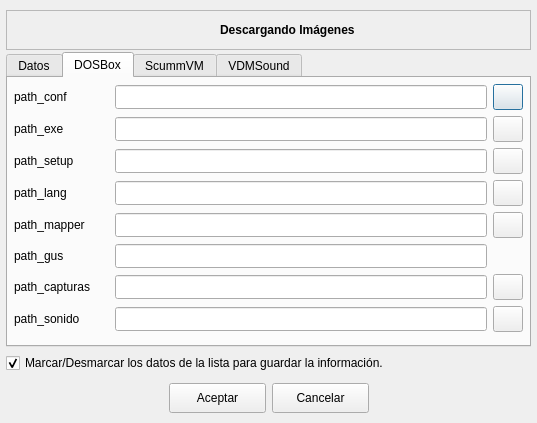
Before: the Qt Designer form ui/importpath.ui in Monthy/gr-lida, drawn with Qt 5.
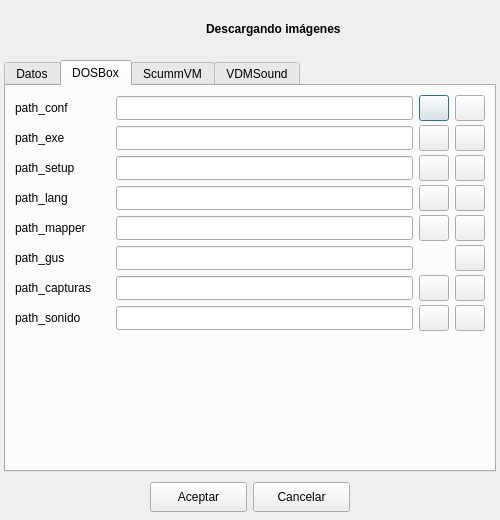
After: the same form once the commit is applied. The open tabs and pages were chosen to show the change. Icons and pictures are not drawn.

Diff of the .ui file:
```diff
--- a/ui/importpath.ui
+++ b/ui/importpath.ui
@@ -6,14 +6,14 @@
    <rect>
     <x>0</x>
     <y>0</y>
-    <width>537</width>
-    <height>423</height>
+    <width>500</width>
+    <height>520</height>
    </rect>
   </property>
   <property name="minimumSize">
    <size>
-    <width>400</width>
-    <height>0</height>
+    <width>500</width>
+    <height>460</height>
    </size>
   </property>
   <property name="windowTitle">
@@ -23,32 +23,20 @@
    <iconset resource="../res/grlida.qrc">
     <normaloff>:/img16/grlida.png</normaloff>:/img16/grlida.png</iconset>
   </property>
-  <layout class="QVBoxLayout" name="verticalLayout_5">
+  <layout class="QVBoxLayout" name="verticalLayout" stretch="0,1,0">
    <property name="margin">
-    <number>6</number>
+    <number>4</number>
    </property>
    <item>
     <widget class="QFrame" name="frame_info">
-     <property name="minimumSize">
-      <size>
-       <width>0</width>
-       <height>40</height>
-      </size>
-     </property>
-     <property name="maximumSize">
-      <size>
-       <width>16777215</width>
-       <height>32</height>
-      </size>
-     </property>
-     <property name="frameShape">
-      <enum>QFrame::StyledPanel</enum>
-     </property>
-     <property name="frameShadow">
-      <enum>QFrame::Raised</enum>
-     </property>
      <layout class="QHBoxLayout" name="horizontalLayout_2">
-      <property name="margin">
+      <property name="spacing">
+       <number>14</number>
+      </property>
+      <property name="leftMargin">
+       <number>0</number>
+      </property>
+      <property name="rightMargin">
        <number>0</number>
       </property>
       <item>
@@ -101,7 +89,7 @@
          </font>
         </property>
         <property name="text">
-         <string>Descargando Imágenes</string>
+         <string>Descargando imágenes</string>
         </property>
        </widget>
       </item>
@@ -123,6 +111,9 @@
    </item>
    <item>
     <widget class="QTabWidget" name="tabDatConf">
+     <property name="enabled">
+      <bool>true</bool>
+     </property>
      <property name="currentIndex">
       <number>0</number>
      </property>
@@ -172,6 +163,16 @@
          </column>
         </widget>
        </item>
+       <item>
+        <widget class="QCheckBox" name="chk_selectDatos">
+         <property name="text">
+          <string>Marcar / Desmasrcar los datos de la lista para guardar la información.</string>
+         </property>
+         <property name="checked">
+          <bool>true</bool>
+         </property>
+        </widget>
+       </item>
       </layout>
      </widget>
      <widget class="QWidget" name="tab_2">
@@ -182,12 +183,10 @@
       <attribute name="title">
        <string>DOSBox</string>
       </attribute>
-      <layout class="QVBoxLayout" name="verticalLayout_3">
-       <property name="margin">
-        <number>6</number>
-       </property>
-       <item>
         <layout class="QGridLayout" name="gridLayout">
+       <property name="verticalSpacing">
+        <number>4</number>
+       </property>
          <item row="0" column="0">
           <widget class="QLabel" name="lb_path_1">
            <property name="minimumSize">
@@ -234,6 +233,29 @@
            </property>
           </widget>
          </item>
+       <item row="0" column="3">
+        <widget class="QPushButton" name="btnDbx_FileConfg_clear">
+         <property name="minimumSize">
+          <size>
+           <width>30</width>
+           <height>26</height>
+          </size>
+         </property>
+         <property name="maximumSize">
+          <size>
+           <width>30</width>
+           <height>26</height>
+          </size>
+         </property>
+         <property name="text">
+          <string/>
+         </property>
+         <property name="icon">
+          <iconset resource="../res/gr-lida.qrc">
+           <normaloff>:/img16/limpiar.png</normaloff>:/img16/limpiar.png</iconset>
+         </property>
+        </widget>
+       </item>
          <item row="1" column="0">
           <widget class="QLabel" name="lb_path_2">
            <property name="minimumSize">
@@ -280,6 +302,29 @@
            </property>
           </widget>
          </item>
+       <item row="1" column="3">
+        <widget class="QPushButton" name="btnDbx_ExeJuego_clear">
+         <property name="minimumSize">
+          <size>
+           <width>30</width>
+           <height>26</height>
+          </size>
+         </property>
+         <property name="maximumSize">
+          <size>
+           <width>30</width>
+           <height>26</height>
+          </size>
+         </property>
+         <property name="text">
+          <string/>
+         </property>
+         <property name="icon">
+          <iconset resource="../res/gr-lida.qrc">
+           <normaloff>:/img16/limpiar.png</normaloff>:/img16/limpiar.png</iconset>
+         </property>
+        </widget>
+       </item>
          <item row="2" column="0">
           <widget class="QLabel" name="lb_path_3">
            <property name="minimumSize">
@@ -326,6 +371,29 @@
            </property>
           </widget>
          </item>
+       <item row="2" column="3">
+        <widget class="QPushButton" name="btnDbx_ExeSetup_clear">
+         <property name="minimumSize">
+          <size>
+           <width>30</width>
+           <height>26</height>
+          </size>
+         </property>
+         <property name="maximumSize">
+          <size>
+           <width>30</width>
+           <height>26</height>
+          </size>
+         </property>
+         <property name="text">
+          <string/>
+         </property>
+         <property name="icon">
+          <iconset resource="../res/gr-lida.qrc">
+           <normaloff>:/img16/limpiar.png</normaloff>:/img16/limpiar.png</iconset>
+         </property>
+        </widget>
+       </item>
          <item row="3" column="0">
           <widget class="QLabel" name="lb_path_4">
            <property name="minimumSize">
@@ -372,6 +440,29 @@
            </property>
           </widget>
          </item>
+       <item row="3" column="3">
+        <widget class="QPushButton" name="btnDbx_language_clear">
+         <property name="minimumSize">
+          <size>
+           <width>30</width>
+           <height>26</height>
+          </size>
+         </property>
+         <property name="maximumSize">
+          <size>
+           <width>30</width>
+           <height>26</height>
+          </size>
+         </property>
+         <property name="text">
+          <string/>
+         </property>
+         <property name="icon">
+          <iconset resource="../res/gr-lida.qrc">
+           <normaloff>:/img16/limpiar.png</normaloff>:/img16/limpiar.png</iconset>
+         </property>
+        </widget>
+       </item>
          <item row="4" column="0">
           <widget class="QLabel" name="lb_path_5">
            <property name="minimumSize">
@@ -418,6 +509,29 @@
            </property>
           </widget>
          </item>
+       <item row="4" column="3">
+        <widget class="QPushButton" name="btnDbx_mapperfile_clear">
+         <property name="minimumSize">
+          <size>
+           <width>30</width>
+           <height>26</height>
+          </size>
+         </property>
+         <property name="maximumSize">
+          <size>
+           <width>30</width>
+           <height>26</height>
+          </size>
+         </property>
+         <property name="text">
+          <string/>
+         </property>
+         <property name="icon">
+          <iconset resource="../res/gr-lida.qrc">
+           <normaloff>:/img16/limpiar.png</normaloff>:/img16/limpiar.png</iconset>
+         </property>
+        </widget>
+       </item>
          <item row="5" column="0">
           <widget class="QLabel" name="lb_path_6">
            <property name="minimumSize">
@@ -441,6 +555,29 @@
            </property>
           </widget>
          </item>
+       <item row="5" column="3">
+        <widget class="QPushButton" name="btnDbx_gus_ultradir_clear">
+         <property name="minimumSize">
+          <size>
+           <width>30</width>
+           <height>26</height>
+          </size>
+         </property>
+         <property name="maximumSize">
+          <size>
+           <width>30</width>
+           <height>26</height>
+          </size>
+         </property>
+         <property name="text">
+          <string/>
+         </property>
+         <property name="icon">
+          <iconset resource="../res/gr-lida.qrc">
+           <normaloff>:/img16/limpiar.png</normaloff>:/img16/limpiar.png</iconset>
+         </property>
+        </widget>
+       </item>
          <item row="6" column="0">
           <widget class="QLabel" name="lb_path_7">
            <property name="minimumSize">
@@ -487,6 +624,29 @@
            </property>
           </widget>
          </item>
+       <item row="6" column="3">
+        <widget class="QPushButton" name="btnDbx_capturas_clear">
+         <property name="minimumSize">
+          <size>
+           <width>30</width>
+           <height>26</height>
+          </size>
+         </property>
+         <property name="maximumSize">
+          <size>
+           <width>30</width>
+           <height>26</height>
+          </size>
+         </property>
+         <property name="text">
+          <string/>
+         </property>
+         <property name="icon">
+          <iconset resource="../res/gr-lida.qrc">
+           <normaloff>:/img16/limpiar.png</normaloff>:/img16/limpiar.png</iconset>
+         </property>
+        </widget>
+       </item>
          <item row="7" column="0">
           <widget class="QLabel" name="lb_path_8">
            <property name="minimumSize">
@@ -533,6 +693,29 @@
            </property>
           </widget>
          </item>
+       <item row="7" column="3">
+        <widget class="QPushButton" name="btnDbx_musica_clear">
+         <property name="minimumSize">
+          <size>
+           <width>30</width>
+           <height>26</height>
+          </size>
+         </property>
+         <property name="maximumSize">
+          <size>
+           <width>30</width>
+           <height>26</height>
+          </size>
+         </property>
+         <property name="text">
+          <string/>
+         </property>
+         <property name="icon">
+          <iconset resource="../res/gr-lida.qrc">
+           <normaloff>:/img16/limpiar.png</normaloff>:/img16/limpiar.png</iconset>
+         </property>
+        </widget>
+       </item>
          <item row="8" column="0">
           <spacer name="vSpacer_1">
            <property name="orientation">
@@ -541,12 +724,10 @@
            <property name="sizeHint" stdset="0">
             <size>
              <width>20</width>
-             <height>4</height>
+           <height>29</height>
             </size>
            </property>
           </spacer>
-         </item>
-        </layout>
        </item>
       </layout>
      </widget>
@@ -865,11 +1046,6 @@
       <attribute name="title">
        <string>VDMSound</string>
       </attribute>
-      <layout class="QVBoxLayout" name="verticalLayout">
-       <property name="margin">
-        <number>6</number>
-       </property>
-       <item>
         <layout class="QGridLayout" name="gridLayout_3">
          <item row="0" column="0">
           <widget class="QLabel" name="lb_path_15">
@@ -977,21 +1153,9 @@
           </spacer>
          </item>
         </layout>
-       </item>
-      </layout>
      </widget>
     </widget>
    </item>
-   <item>
-    <widget class="QCheckBox" name="chk_selectDatos">
-     <property name="text">
-      <string>Marcar/Desmarcar los datos de la lista para guardar la información.</string>
-     </property>
-     <property name="checked">
-      <bool>true</bool>
-     </property>
-    </widget>
-   </item>
    <item>
     <layout class="QHBoxLayout" name="hLayout_1">
      <property name="spacing">
```
Left out of the diff: 328 changed lines with no effect on the pictures. Lines whose indentation alone changed are shown as unchanged.
